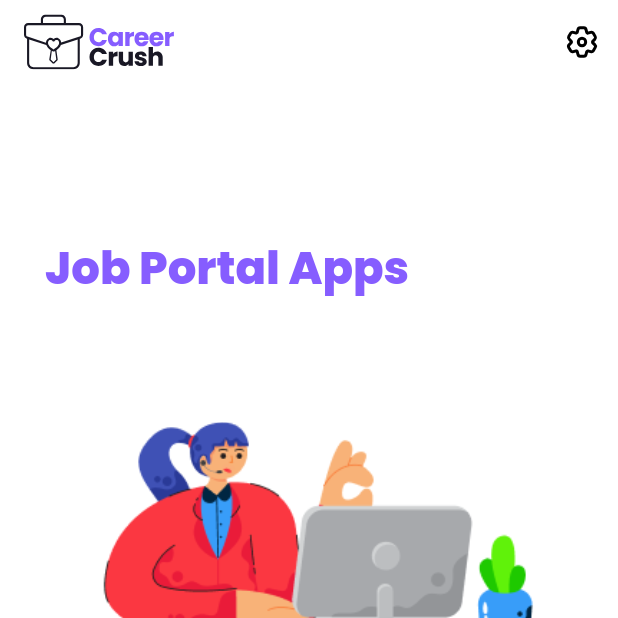
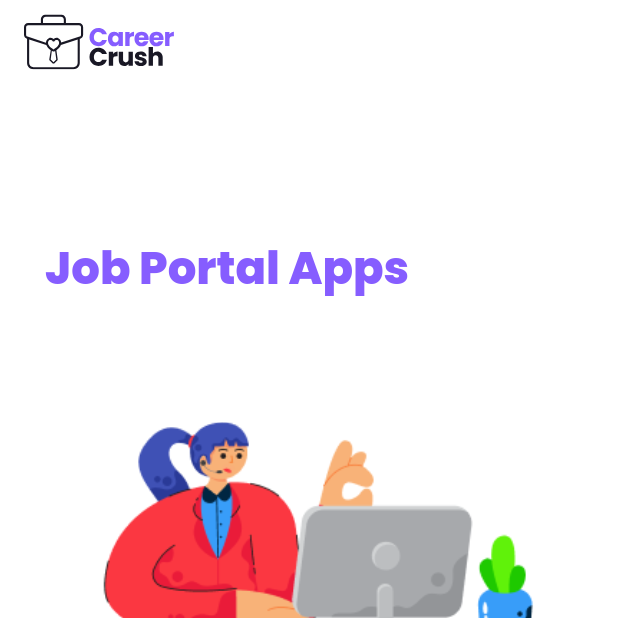
Before and after one commit to agil3st/career_crush, a Flutter app: the screen it shows after launch, on a phone screen of 412 x 824 dp, the top half of it. Run offline on Flutter 3.47's test engine with Material 2 defaults, Android fonts, the phone set to English and light mode, and no system bars; drawn by our look-alikes of dots_indicator; our stand-ins replace flutter_svg.

Commit message:
Update page_scaffold.dart

```diff
--- a/lib/src/presentation/widgets/scaffolds/page_scaffold.dart
+++ b/lib/src/presentation/widgets/scaffolds/page_scaffold.dart
@@ -5,7 +5,12 @@ import 'package:flutter/material.dart';
 import 'package:flutter_svg/flutter_svg.dart';
 
 class PageScaffold extends Scaffold {
-  PageScaffold({Key? key, Widget? body, String? title, bool useAppBar = true})
+  PageScaffold(
+      {Key? key,
+      Widget? body,
+      String? title,
+      bool useAppBar = true,
+      List<Widget>? actions})
       : super(
           key: key,
           backgroundColor: Colors.white,
@@ -15,12 +20,7 @@ class PageScaffold extends Scaffold {
                   backgroundColor: Colors.white,
                   elevation: 0,
                   title: const Logo(),
-                  actions: [
-                    IconButton(
-                      icon: SvgPicture.asset(Assets.images.icons.apps.setting),
-                      onPressed: () {},
-                    )
-                  ],
+                  actions: actions,
                 ),
           body: Container(
             padding: const EdgeInsets.symmetric(
```
